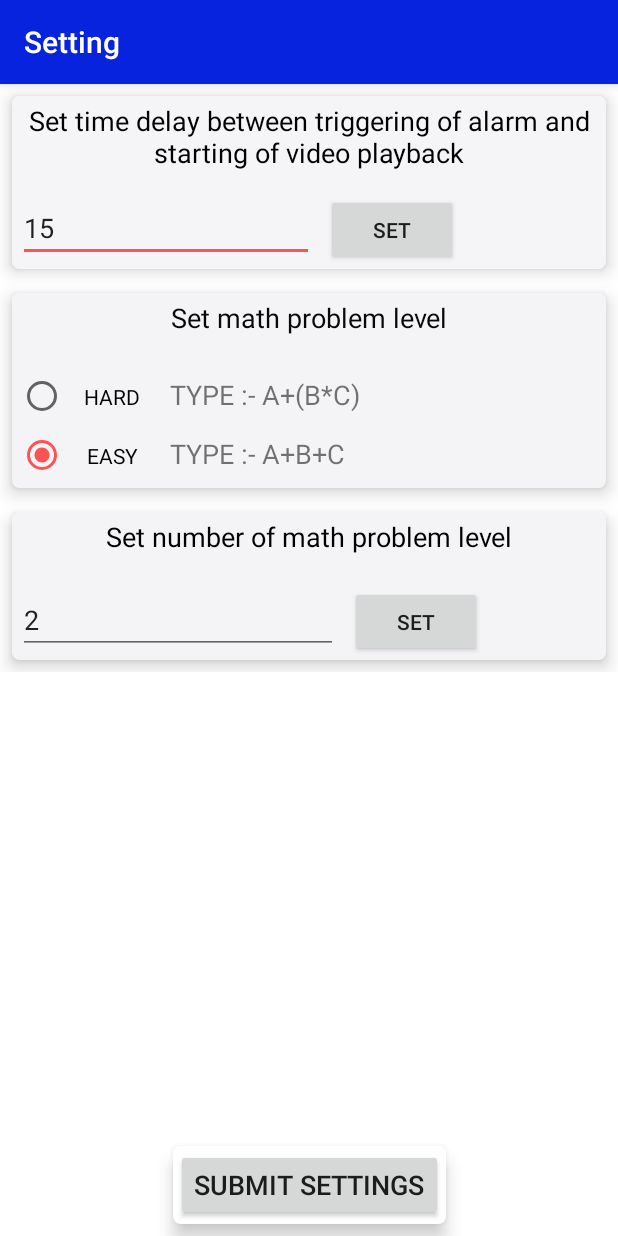
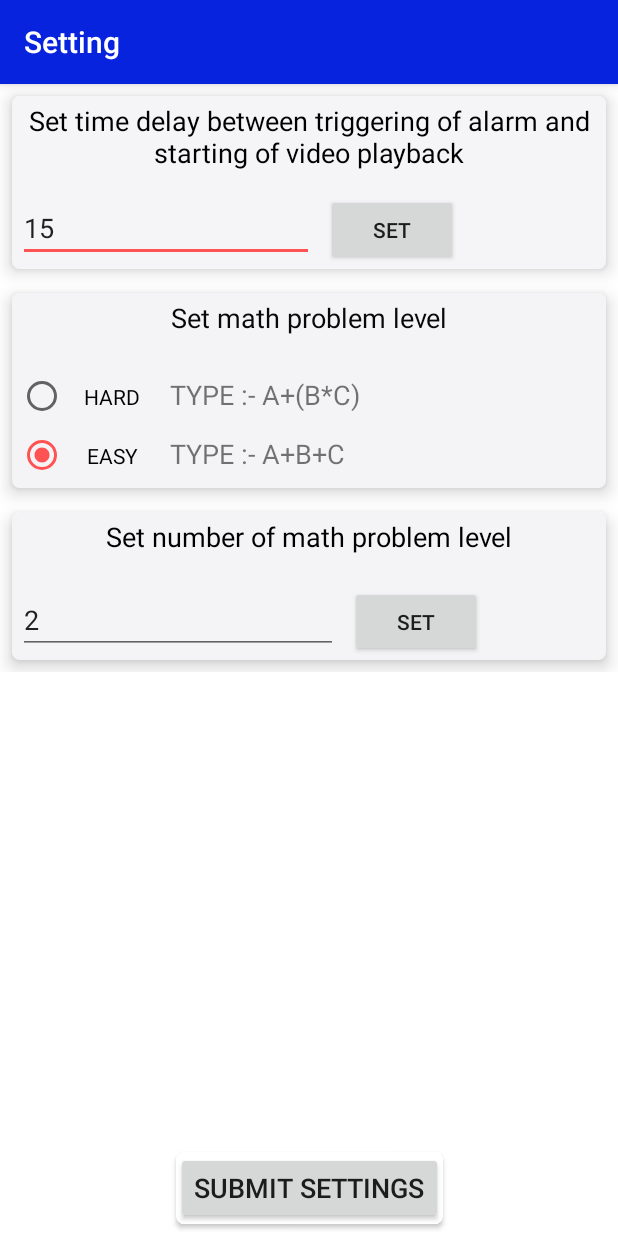
Before and after one commit to ABHISHEK-AMRUTE/Motive_Alarm, an Android app: the settings screen opened directly, with no data from a screen before it, on a phone screen of 412 x 824 dp. Run offline under Robolectric (Android 15) with nearby library versions, the light colour scheme and no system bars; Roboto replaces fonts that are not available here.

```diff
--- a/app/src/main/java/com/ma/modernmotivealarm/settings.java
+++ b/app/src/main/java/com/ma/modernmotivealarm/settings.java
@@ -30,7 +30,10 @@ String level_of_math="level_of_math";
        editText=findViewById(R.id.editText4);
         setprob=findViewById(R.id.setproblem);
         editText1=findViewById(R.id.editText51);
-       set=findViewById(R.id.set); submit=findViewById(R.id.sbubmit);
+       set=findViewById(R.id.set);
+       submit=findViewById(R.id.sbubmit);
+        SharedPreferences a1 =getSharedPreferences(numberofprobl,MODE_PRIVATE);
+        editText1.setText(""+a1.getInt("numb_prob",2));
         SharedPreferences timed =getSharedPreferences(timedelay,MODE_PRIVATE);
         int ti=timed.getInt("time_delay",15);
         editText.setText(ti+"");
@@ -84,6 +87,8 @@ String level_of_math="level_of_math";
                 editor23.apply();
                 InputMethodManager imm = (InputMethodManager)getSystemService(Context.INPUT_METHOD_SERVICE);
                 imm.hideSoftInputFromWindow(editText.getWindowToken(), 0);
+                Toast.makeText(settings.this,"Done!",Toast.LENGTH_LONG).show();
+
 
             }
         });
--- a/app/src/main/res/layout/activity_settings.xml
+++ b/app/src/main/res/layout/activity_settings.xml
@@ -207,9 +207,7 @@
         android:layout_marginEnd="8dp"
         android:layout_marginBottom="8dp"
         app:cardCornerRadius="5dp"
-        app:cardElevation="7dp"
-        app:cardMaxElevation="2dp"
-        app:contentPadding="2dp"
+
         app:layout_constraintBottom_toBottomOf="parent"
         app:layout_constraintEnd_toEndOf="parent"
         app:layout_constraintStart_toStartOf="parent">
```
